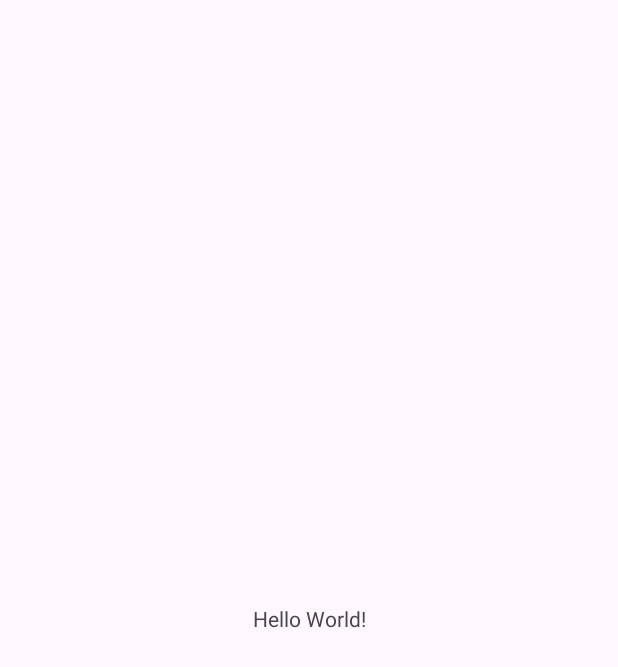
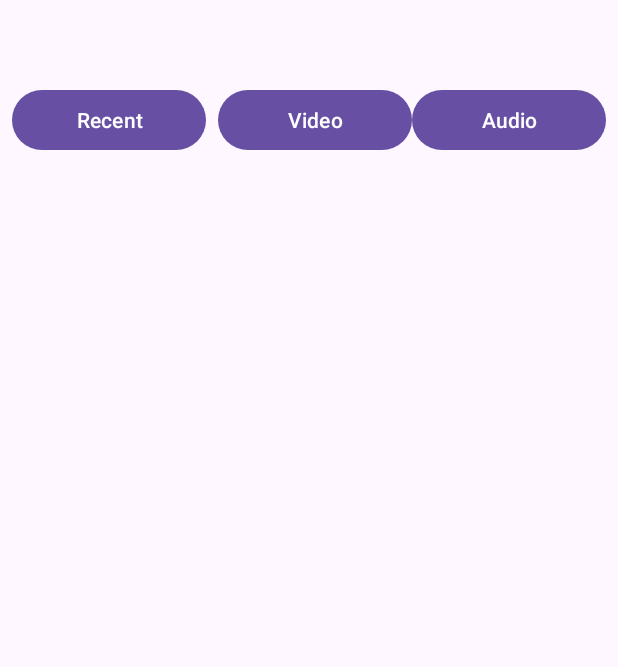
Before and after one commit to nibra37/Android-projet-2, an Android app: the screen it shows after launch (MainActivity), on a phone screen of 412 x 824 dp. Before the commit the part shown is almost empty. Shown: the top 667 px of the screen. Run offline under Robolectric (Android 15) with nearby library versions, the phone set to English and light mode, and no system bars.

Commit message:
layout terminer

```diff
--- a/app/build.gradle.kts
+++ b/app/build.gradle.kts
@@ -36,6 +36,7 @@ dependencies {
     implementation(libs.appcompat)
     implementation(libs.constraintlayout)
     implementation(libs.material)
+    implementation(libs.recyclerview)
     testImplementation(libs.junit)
     androidTestImplementation(libs.espresso.core)
     androidTestImplementation(libs.ext.junit)
--- a/app/src/main/java/com/example/projet2/MainActivity.java
+++ b/app/src/main/java/com/example/projet2/MainActivity.java
@@ -14,7 +14,7 @@ public class MainActivity extends AppCompatActivity {
     protected void onCreate(Bundle savedInstanceState) {
         super.onCreate(savedInstanceState);
         EdgeToEdge.enable(this);
-        setContentView(R.layout.activity_main);
+        setContentView(R.layout.page_recent);
         ViewCompat.setOnApplyWindowInsetsListener(findViewById(R.id.main), (v, insets) -> {
             Insets systemBars = insets.getInsets(WindowInsetsCompat.Type.systemBars());
             v.setPadding(systemBars.left, systemBars.top, systemBars.right, systemBars.bottom);
--- a/app/src/main/res/layout/activity_main.xml
+++ /dev/null
@@ -1,19 +0,0 @@
-<?xml version="1.0" encoding="utf-8"?>
-<androidx.constraintlayout.widget.ConstraintLayout xmlns:android="http://schemas.android.com/apk/res/android"
-    xmlns:app="http://schemas.android.com/apk/res-auto"
-    xmlns:tools="http://schemas.android.com/tools"
-    android:id="@+id/main"
-    android:layout_width="match_parent"
-    android:layout_height="match_parent"
-    tools:context=".MainActivity">
-
-    <TextView
-        android:layout_width="wrap_content"
-        android:layout_height="wrap_content"
-        android:text="Hello World!"
-        app:layout_constraintBottom_toBottomOf="parent"
-        app:layout_constraintEnd_toEndOf="parent"
-        app:layout_constraintStart_toStartOf="parent"
-        app:layout_constraintTop_toTopOf="parent" />
-
-</androidx.constraintlayout.widget.ConstraintLayout>
--- /dev/null
+++ b/app/src/main/res/layout/page_recent.xml
@@ -0,0 +1,57 @@
+<?xml version="1.0" encoding="utf-8"?>
+<androidx.constraintlayout.widget.ConstraintLayout xmlns:android="http://schemas.android.com/apk/res/android"
+    xmlns:app="http://schemas.android.com/apk/res-auto"
+    xmlns:tools="http://schemas.android.com/tools"
+    android:id="@+id/main"
+    android:layout_width="match_parent"
+    android:layout_height="match_parent"
+    tools:context=".MainActivity">
+
+
+    <LinearLayout
+        android:id="@+id/linearLayout3"
+        android:layout_width="0dp"
+        android:layout_height="wrap_content"
+        android:layout_marginTop="48dp"
+        android:orientation="horizontal"
+        android:padding="8dp"
+        app:layout_constraintEnd_toEndOf="parent"
+        app:layout_constraintStart_toStartOf="parent"
+        app:layout_constraintTop_toTopOf="parent">
+
+        <Button
+            android:id="@+id/btn_recent"
+            android:layout_width="0dp"
+            android:layout_height="wrap_content"
+            android:layout_weight="1"
+            android:text="Recent" />
+
+        <Button
+            android:id="@+id/btn_video"
+            android:layout_width="0dp"
+            android:layout_height="wrap_content"
+            android:layout_marginStart="8dp"
+            android:layout_weight="1"
+            android:text="Video" />
+
+        <Button
+            android:id="@+id/btn_audio"
+            android:layout_width="0dp"
+            android:layout_height="wrap_content"
+            android:layout_weight="1"
+            android:text="Audio" />
+
+    </LinearLayout>
+
+
+    <androidx.recyclerview.widget.RecyclerView
+        android:id="@+id/recyclerView"
+        android:layout_width="0dp"
+        android:layout_height="0dp"
+        android:layout_marginTop="8dp"
+        app:layout_constraintBottom_toBottomOf="parent"
+        app:layout_constraintEnd_toEndOf="parent"
+        app:layout_constraintStart_toStartOf="parent"
+        app:layout_constraintTop_toBottomOf="@id/linearLayout3" />
+
+</androidx.constraintlayout.widget.ConstraintLayout>
--- a/gradle/libs.versions.toml
+++ b/gradle/libs.versions.toml
@@ -7,6 +7,7 @@ appcompat = "1.8.0"
 material = "1.14.0"
 activityKtx = "1.13.0"
 constraintlayout = "2.2.2"
+recyclerview = "1.4.0"
 
 [libraries]
 junit = { group = "junit", name = "junit", version.ref = "junit" }
@@ -16,6 +17,7 @@ appcompat = { group = "androidx.appcompat", name = "appcompat", version.ref = "a
 material = { group = "com.google.android.material", name = "material", version.ref = "material" }
 activity-ktx = { group = "androidx.activity", name = "activity-ktx", version.ref = "activityKtx" }
 constraintlayout = { group = "androidx.constraintlayout", name = "constraintlayout", version.ref = "constraintlayout" }
+recyclerview = { group = "androidx.recyclerview", name = "recyclerview", version.ref = "recyclerview" }
 
 [plugins]
 android-application = { id = "com.android.application", version.ref = "agp" }
```
Also changed, not shown: app/src/main/res/layout/lecteur_complet.xml (added, +99 -0 lines), app/src/main/res/layout/page_audio.xml (added, +57 -0 lines), app/src/main/res/layout/page_video.xml (added, +57 -0 lines).
